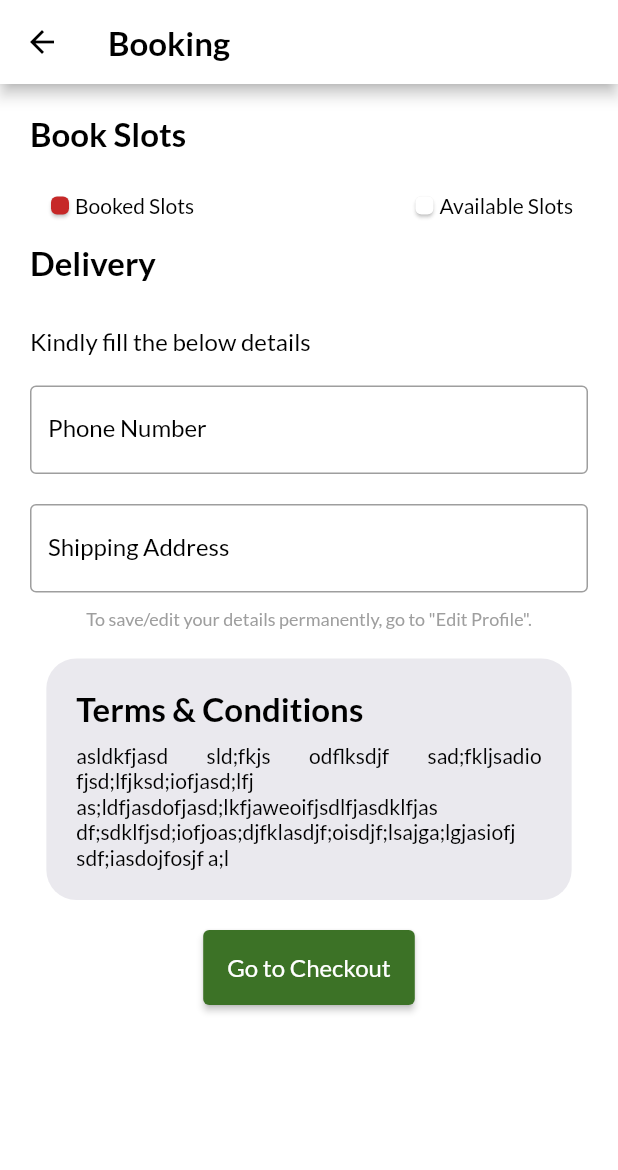
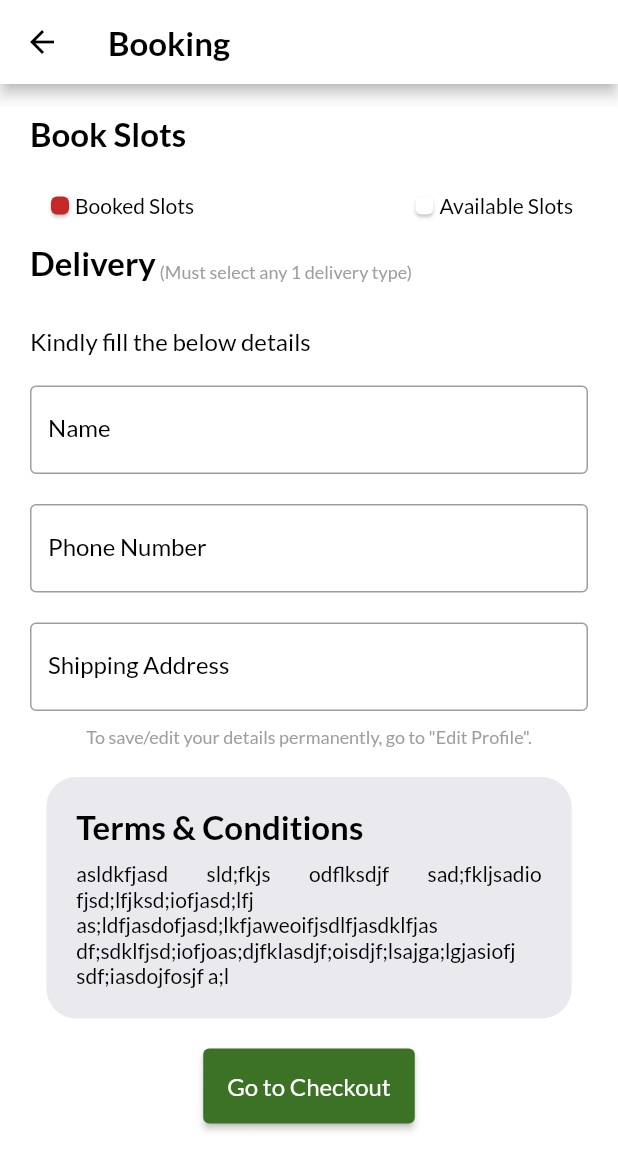
Before and after one commit to AhmedNavaz/bullslot, a Flutter app: the BookingScreen screen opened directly with empty values, on a phone screen of 412 x 824 dp. Shown: the top 1170 px of the screen. Run offline on Flutter 3.47's test engine with Material 2 defaults, Android fonts, the phone set to English and light mode, and no system bars; our stand-ins replace carousel_slider, cloud_firestore, firebase_auth, firebase_core, firebase_storage, get and 4 more; missing offline and left inert: syncfusion_flutter_pdf; accounts and stored records are empty.

Commit message:
bug fixes

```diff
--- a/lib/controllers/authController.dart
+++ b/lib/controllers/authController.dart
@@ -1,3 +1,5 @@
+import 'package:bullslot/constants/navigation.dart';
+import 'package:bullslot/router/routerGenerator.dart';
 import 'package:firebase_auth/firebase_auth.dart';
 import 'package:flutter/material.dart';
 import 'package:get/get.dart';
@@ -104,7 +106,9 @@ class AuthController extends GetxController {
       //     .update({"token": FieldValue.delete()}).then((value) {
       //   _auth.signOut();
       // });
-      _auth.signOut();
+      _auth.signOut().then((value) {
+        navigationController.navigateTo(login);
+      });
     } catch (e) {
       Get.snackbar(
         '',
--- a/lib/models/orderStatus.dart
+++ b/lib/models/orderStatus.dart
@@ -12,6 +12,7 @@ class OrderStatus {
   String? deliveryType;
   String? imageProof;
   String? bill;
+  String? userId;
   String? name;
   String? phone;
   String? email;
@@ -28,6 +29,7 @@ class OrderStatus {
     this.deliveryType,
     this.imageProof,
     this.bill,
+    this.userId,
     this.name,
     this.phone,
     this.email,
@@ -46,6 +48,7 @@ class OrderStatus {
     deliveryType = json['deliveryType'];
     imageProof = json['imageProof'];
     bill = json['bill'];
+    userId = json['userId'];
     name = json['name'];
     phone = json['phone'];
     email = json['email'];
@@ -68,6 +71,7 @@ class OrderStatus {
     data['deliveryType'] = this.deliveryType;
     data['imageProof'] = this.imageProof;
     data['bill'] = this.bill;
+    data['userId'] = this.userId;
     data['name'] = this.name;
     data['phone'] = this.phone;
     data['email'] = this.email;
--- a/lib/root.dart
+++ b/lib/root.dart
@@ -1,6 +1,5 @@
-import 'package:bullslot/screens/authentication/body.dart';
+import 'package:bullslot/landing.dart';
 import 'package:bullslot/screens/body.dart';
-import 'package:bullslot/screens/bottom_nav/home.dart';
 import 'package:flutter/material.dart';
 import 'package:get/get.dart';
 
@@ -14,7 +13,7 @@ class Root extends GetWidget<AuthController> {
     return Obx(() {
       return (Get.find<AuthController>().firebaseUser != null)
           ? const BottomNavBar()
-          : const AuthBody();
+          : LandingPage();
     });
   }
 }
--- a/lib/router/routerGenerator.dart
+++ b/lib/router/routerGenerator.dart
@@ -11,11 +11,13 @@ import 'package:flutter/material.dart';
 
 import '../models/product.dart';
 import '../root.dart';
+import '../screens/authentication/body.dart';
 import '../screens/bottom_nav/home/booking/checkout.dart';
 import '../screens/contactUs.dart';
 import '../screens/gallery.dart';
 
 const String root = '/';
+const String login = '/login';
 const String home = 'home';
 const String forgotPassword = 'forgot-password';
 const String productDetails = 'product-details';
@@ -37,6 +39,9 @@ class RouteGenerator {
     switch (settings.name) {
       case root:
         return _getPageRoute(const Root());
+
+      case login:
+        return _getPageRoute(const AuthBody());
 
       case home:
         return _getPageRoute(const BottomNavBar());
@@ -64,6 +69,7 @@ class RouteGenerator {
           bookedCount: args['bookedCount'] as int,
           deliveryCharges: args['deliveryCharges'] as double,
           deliveryType: args['deliveryType'] as String,
+          name: args['name'] as String,
           phone: args['phone'] as String,
           address: args['address'] as String,
         ));
--- a/lib/screens/bottom_nav/home/booking/booking.dart
+++ b/lib/screens/bottom_nav/home/booking/booking.dart
@@ -27,6 +27,8 @@ class _BookingScreenState extends State<BookingScreen> {
   var officePickupSelected = false;
   var value;
 
+  TextEditingController nameController = TextEditingController();
+
   TextEditingController phoneController = TextEditingController();
 
   TextEditingController addressController = TextEditingController();
@@ -38,6 +40,7 @@ class _BookingScreenState extends State<BookingScreen> {
 
   @override
   void initState() {
+    nameController.text = authController.localUser.value.name!;
     phoneController.text = authController.localUser.value.phone!;
     addressController.text = authController.localUser.value.address!;
     if (widget.product!.totalSlots != null) {
@@ -175,12 +178,24 @@ class _BookingScreenState extends State<BookingScreen> {
               SizedBox(height: widget.product!.totalSlots != null ? 15 : 0),
               Align(
                 alignment: Alignment.topLeft,
-                child: Text(
+                child: Row(
+                  crossAxisAlignment: CrossAxisAlignment.end,
+                  children: [
+                    Text(
                       'Delivery',
                       style: Theme.of(context)
                           .textTheme
                           .headline2!
                           .copyWith(color: Colors.black, fontSize: 22),
+                    ),
+                    Text(
+                      ' (Must select any 1 delivery type)',
+                      style: Theme.of(context)
+                          .textTheme
+                          .bodyText2!
+                          .copyWith(fontSize: 12, color: Colors.grey),
+                    ),
+                  ],
                 ),
               ),
               const SizedBox(height: 10),
@@ -275,7 +290,9 @@ class _BookingScreenState extends State<BookingScreen> {
                       ],
                     )
                   : Container(),
-              Form(
+              widget.product!.officePickup!
+                  ? Container()
+                  : Form(
                       key: _formKey,
                       child: Column(
                         children: [
@@ -287,14 +304,17 @@ class _BookingScreenState extends State<BookingScreen> {
                                 style: Theme.of(context).textTheme.bodyText1),
                           ),
                           formField(
+                            title: 'Name',
+                            controller: nameController,
+                            hintText: 'Enter your name',
+                          ),
+                          formField(
                             title: 'Phone Number',
                             controller: phoneController,
                             hintText: 'Enter you phone/whatsapp number',
                             inputType: TextInputType.phone,
                           ),
-                    officePickupSelected
-                        ? Container()
-                        : formField(
+                          formField(
                             title: 'Shipping Address',
                             controller: addressController,
                             hintText: 'Enter your shipping address',
@@ -360,6 +380,7 @@ class _BookingScreenState extends State<BookingScreen> {
                               : officePickupSelected
                                   ? 'Office Pickup'
                                   : '${widget.product!.deliveryRates![value - 1].location}',
+                          'name': nameController.text,
                           'phone': phoneController.text,
                           'address': addressController.text,
                         });
--- a/lib/screens/bottom_nav/home/productDetails.dart
+++ b/lib/screens/bottom_nav/home/productDetails.dart
@@ -181,7 +181,7 @@ class _ProductDetailsState extends State<ProductDetails> {
                                   .copyWith(color: Colors.grey),
                             ),
                             Text(
-                              '\$${widget.product!.totalPrice!}',
+                              '#${widget.product!.totalPrice!}',
                               style: Theme.of(context)
                                   .textTheme
                                   .bodyText1!
@@ -239,7 +239,7 @@ class _ProductDetailsState extends State<ProductDetails> {
                                 : Container(),
                             widget.product!.totalSlots != null
                                 ? Text(
-                                    '\$${(double.parse(widget.product!.totalPrice!) / widget.product!.totalSlots!).toStringAsFixed(2)}',
+                                    '#${(double.parse(widget.product!.totalPrice!) / widget.product!.totalSlots!).toStringAsFixed(2)}',
                                     style: Theme.of(context)
                                         .textTheme
                                         .bodyText1!
--- a/lib/widgets/productListing.dart
+++ b/lib/widgets/productListing.dart
@@ -152,7 +152,7 @@ class _ProductListingWidgetState extends State<ProductListingWidget> {
                     mainAxisAlignment: MainAxisAlignment.spaceBetween,
                     children: [
                       Text(
-                        'Original Price: \$${widget.product!.totalPrice}'
+                        'Original Price: #${widget.product!.totalPrice}'
                             .split('.')[0],
                         style: Theme.of(context)
                             .textTheme
@@ -160,7 +160,7 @@ class _ProductListingWidgetState extends State<ProductListingWidget> {
                             .copyWith(color: Colors.white),
                       ),
                       Text(
-                        'Slot Price: \$${double.parse(widget.product!.totalPrice!) / widget.product!.totalSlots!.toDouble()}'
+                        'Slot Price: #${double.parse(widget.product!.totalPrice!) / widget.product!.totalSlots!.toDouble()}'
                             .split('.')[0],
                         style: Theme.of(context)
                             .textTheme
@@ -186,7 +186,7 @@ class _ProductListingWidgetState extends State<ProductListingWidget> {
                       ),
                       const Spacer(),
                       Text(
-                        '\$${widget.product!.totalPrice}'.split('.')[0],
+                        '#${widget.product!.totalPrice}'.split('.')[0],
                         style: Theme.of(context).textTheme.bodyText1!.copyWith(
                             color: Colors.white,
                             fontWeight: FontWeight.bold,
--- a/pubspec.yaml
+++ b/pubspec.yaml
@@ -48,6 +48,7 @@ dependencies:
   syncfusion_flutter_pdf: ^20.3.47
   path_provider: ^2.0.11
   open_file: ^3.2.1
+  pull_to_refresh: ^2.0.0
 
 dev_dependencies:
   flutter_test:
```
Also changed, not shown: lib/controllers/productController.dart (+8 -8 lines), lib/landing.dart (added, +60 -0 lines), lib/screens/body.dart (+2 -6 lines), lib/screens/bottom_nav/home.dart (+44 -0 lines), lib/screens/bottom_nav/home/booking/checkout.dart (+7 -6 lines), lib/screens/bottom_nav/liveSell.dart (+41 -2 lines), lib/services/database.dart (+5 -3 lines), lib/widgets/orderStatus.dart (+18 -11 lines), assets/images/landing_1.jpg (added), assets/images/landing_2.jpg (added), pubspec.lock. Lines whose indentation alone changed are shown as unchanged.
